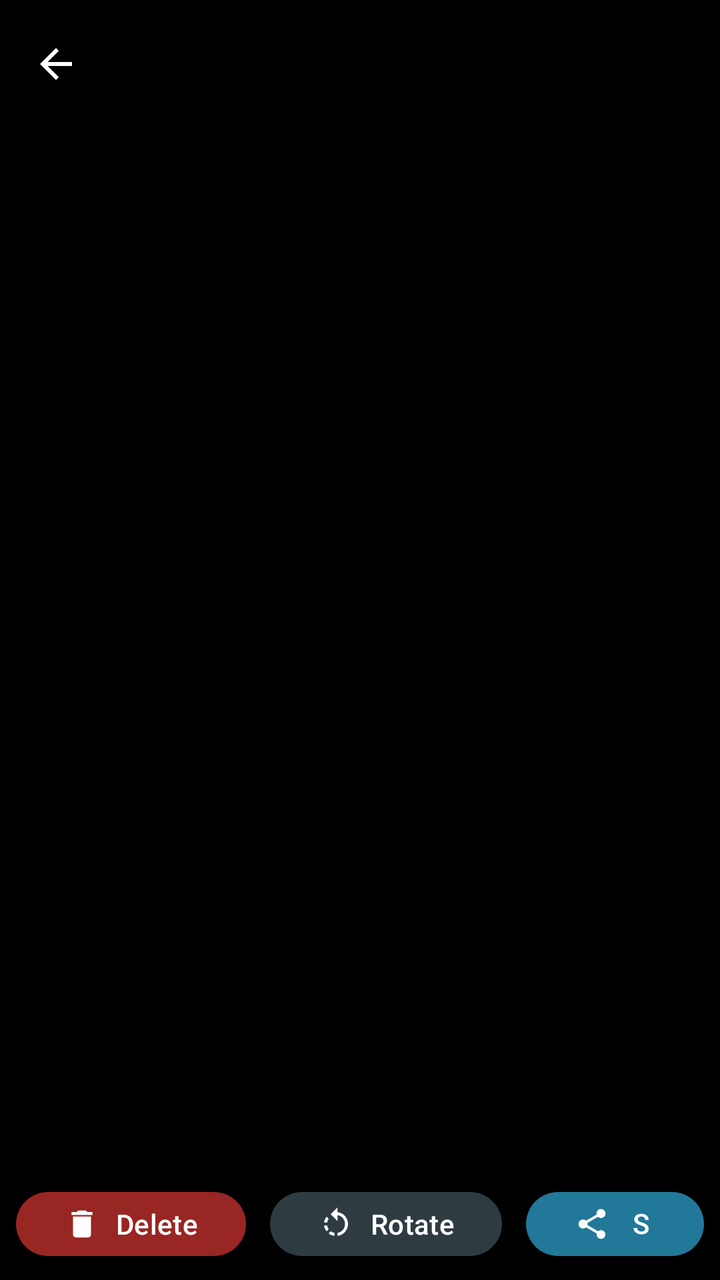
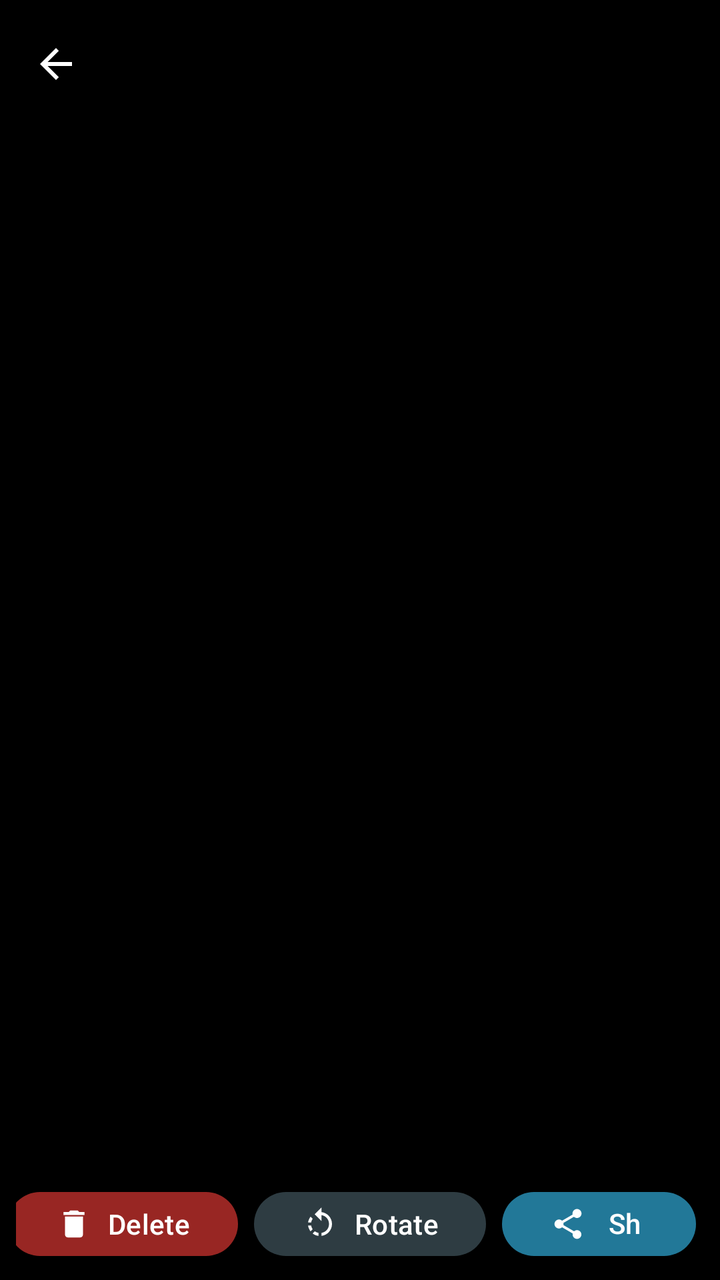

An Android layout rendered at two revisions. The XML below is the earlier revision; the diff shows what the commit changed to produce the second picture.
<!-- AndroidManifest.xml: application theme Theme.ImageCompressor -->
<!-- res/layout/activity_fullscreen.xml -->
<?xml version="1.0" encoding="utf-8"?>
<FrameLayout xmlns:android="http://schemas.android.com/apk/res/android"
    xmlns:app="http://schemas.android.com/apk/res-auto"
    android:layout_width="match_parent"
    android:layout_height="match_parent"
    android:background="#FF000000">

    <androidx.viewpager2.widget.ViewPager2
        android:id="@+id/viewPager"
        android:layout_width="match_parent"
        android:layout_height="match_parent" />

    <com.google.android.material.appbar.MaterialToolbar
        android:id="@+id/toolbar"
        android:layout_width="match_parent"
        android:layout_height="?attr/actionBarSize"
        android:layout_gravity="top"
        app:navigationIcon="@drawable/ic_arrow_back"
        app:navigationIconTint="@android:color/white"
        android:background="#66000000"
        app:titleTextColor="@android:color/white" />

    <LinearLayout
        android:id="@+id/bottomBar"
        android:layout_width="match_parent"
        android:layout_height="wrap_content"
        android:layout_gravity="bottom"
        android:orientation="horizontal"
        android:gravity="center"
        android:background="#66000000"
        android:padding="8dp">

        <com.google.android.material.button.MaterialButton
            android:id="@+id/btnDelete"
            android:layout_width="wrap_content"
            android:layout_height="40dp"
            android:text="@string/delete"
            android:textColor="@android:color/white"
            app:icon="@drawable/ic_delete"
            app:iconTint="@android:color/white"
            app:backgroundTint="#AAE53935"
            style="@style/Widget.Material3.Button" />

        <com.google.android.material.button.MaterialButton
            android:id="@+id/btnRotate"
            android:layout_width="wrap_content"
            android:layout_height="40dp"
            android:layout_marginStart="12dp"
            android:text="@string/rotate"
            android:textColor="@android:color/white"
            app:icon="@drawable/ic_rotate"
            app:iconTint="@android:color/white"
            app:backgroundTint="#AA455A64"
            style="@style/Widget.Material3.Button" />

        <com.google.android.material.button.MaterialButton
            android:id="@+id/btnShare"
            android:layout_width="wrap_content"
            android:layout_height="40dp"
            android:layout_marginStart="12dp"
            android:text="@string/share"
            android:textColor="@android:color/white"
            app:icon="@drawable/ic_share"
            app:iconTint="@android:color/white"
            app:backgroundTint="#AA33B5E5"
            style="@style/Widget.Material3.Button" />

    </LinearLayout>

</FrameLayout>
<!-- resources referenced by this layout -->
<resources>
  <!-- drawable ic_arrow_back (drawable) -->
  <vector xmlns:android="http://schemas.android.com/apk/res/android"
      android:width="24dp"
      android:height="24dp"
      android:viewportWidth="24"
      android:viewportHeight="24">
      <path
          android:fillColor="#FFFFFFFF"
          android:pathData="M20,11H7.83l5.59,-5.59L12,4l-8,8 8,8 1.41,-1.41L7.83,13H20v-2z" />
  </vector>
  <!-- drawable ic_delete (drawable) -->
  <vector xmlns:android="http://schemas.android.com/apk/res/android"
      android:width="24dp"
      android:height="24dp"
      android:viewportWidth="24"
      android:viewportHeight="24">
      <path
          android:fillColor="#FFFFFFFF"
          android:pathData="M6,19c0,1.1 0.9,2 2,2h8c1.1,0 2,-0.9 2,-2V7H6v12zM19,4h-3.5l-1,-1h-5l-1,1H5v2h14V4z" />
  </vector>
  <!-- drawable ic_rotate (drawable) -->
  <vector xmlns:android="http://schemas.android.com/apk/res/android"
      android:width="24dp"
      android:height="24dp"
      android:viewportWidth="24"
      android:viewportHeight="24">
      <path
          android:fillColor="#FFFFFFFF"
          android:pathData="M7.11,8.53L5.7,7.11C4.8,8.27 4.24,9.61 4.07,11h2.02c0.14,-0.87 0.49,-1.72 1.02,-2.47zM6.09,13H4.07c0.17,1.39 0.72,2.73 1.62,3.89l1.41,-1.42c-0.52,-0.75 -0.87,-1.59 -1.01,-2.47zM7.1,18.32c1.16 0.9 2.51 1.44 3.9,1.61V17.9c-0.87,-0.15 -1.71,-0.49 -2.46,-1.03L7.1,18.32zM13,4.07V1L8.45,5.55 13,10V6.09c2.84,0.45 5,2.81 5,5.91s-2.16,5.46 -5,5.91v2.02c3.95,-0.49 7,-3.85 7,-7.93s-3.05,-7.44 -7,-7.93z" />
  </vector>
  <!-- drawable ic_share (drawable) -->
  <vector xmlns:android="http://schemas.android.com/apk/res/android"
      android:width="24dp"
      android:height="24dp"
      android:viewportWidth="24"
      android:viewportHeight="24">
      <path
          android:fillColor="#FFFFFFFF"
          android:pathData="M18,16.08c-0.76,0 -1.44,0.3 -1.96,0.77L8.91,12.7c0.05,-0.23 0.09,-0.46 0.09,-0.7s-0.04,-0.47 -0.09,-0.7l7.05,-4.11c0.54,0.5 1.25,0.81 2.04,0.81c1.66,0 3,-1.34 3,-3s-1.34,-3 -3,-3s-3,1.34 -3,3c0,0.24 0.04,0.47 0.09,0.7L8.04,9.81C7.5,9.31 6.79,9 6,9c-1.66,0 -3,1.34 -3,3s1.34,3 3,3c0.79,0 1.5,-0.31 2.04,-0.81l7.12,4.16c-0.05,0.21 -0.08,0.43 -0.08,0.65c0,1.61 1.31,2.92 2.92,2.92c1.61,0 2.92,-1.31 2.92,-2.92S19.61,16.08 18,16.08z"/>
  </vector>
  <string name="delete">Delete</string>
  <string name="rotate">Rotate</string>
  <string name="share">Share</string>
  <style name="Theme.ImageCompressor" parent="Theme.Material3.DayNight.NoActionBar">
          <item name="colorPrimary">#FF6750A4</item>
          <item name="colorOnPrimary">#FFFFFFFF</item>
          <item name="colorPrimaryContainer">#FFEADDFF</item>
          <item name="colorOnPrimaryContainer">#FF21005D</item>
          <item name="colorSecondary">#FF625B71</item>
          <item name="colorOnSecondary">#FFFFFFFF</item>
          <item name="colorSecondaryContainer">#FFE8DEF8</item>
          <item name="colorOnSecondaryContainer">#FF1D192B</item>
          <item name="colorTertiary">#FF7D5260</item>
          <item name="colorError">#FFB3261E</item>
      </style>
</resources>

<!-- the commit's change to res/layout/activity_fullscreen.xml (unified diff, before → after) -->
@@ -9,6 +9,23 @@
         android:id="@+id/viewPager"
         android:layout_width="match_parent"
         android:layout_height="match_parent" />
+
+    <TextView
+        android:id="@+id/tvTagBadge"
+        android:layout_width="wrap_content"
+        android:layout_height="wrap_content"
+        android:layout_gravity="bottom|start"
+        android:layout_marginBottom="72dp"
+        android:layout_marginStart="12dp"
+        android:background="#AA000000"
+        android:textColor="@android:color/white"
+        android:textSize="12sp"
+        android:paddingHorizontal="10dp"
+        android:paddingVertical="5dp"
+        android:drawablePadding="6dp"
+        android:drawableStart="@drawable/ic_tag"
+        android:visibility="gone"
+        android:contentDescription="Tags" />
 
     <com.google.android.material.appbar.MaterialToolbar
         android:id="@+id/toolbar"
@@ -45,7 +62,7 @@
             android:id="@+id/btnRotate"
             android:layout_width="wrap_content"
             android:layout_height="40dp"
-            android:layout_marginStart="12dp"
+            android:layout_marginStart="8dp"
             android:text="@string/rotate"
             android:textColor="@android:color/white"
             app:icon="@drawable/ic_rotate"
@@ -57,7 +74,7 @@
             android:id="@+id/btnShare"
             android:layout_width="wrap_content"
             android:layout_height="40dp"
-            android:layout_marginStart="12dp"
+            android:layout_marginStart="8dp"
             android:text="@string/share"
             android:textColor="@android:color/white"
             app:icon="@drawable/ic_share"
@@ -65,6 +82,18 @@
             app:backgroundTint="#AA33B5E5"
             style="@style/Widget.Material3.Button" />
 
+        <com.google.android.material.button.MaterialButton
+            android:id="@+id/btnTag"
+            android:layout_width="wrap_content"
+            android:layout_height="40dp"
+            android:layout_marginStart="8dp"
+            android:text="@string/tag"
+            android:textColor="@android:color/white"
+            app:icon="@drawable/ic_tag"
+            app:iconTint="@android:color/white"
+            app:backgroundTint="#AAFFA000"
+            style="@style/Widget.Material3.Button" />
+
     </LinearLayout>
 
 </FrameLayout>
<!-- resource entries referenced after the edit -->
@@ -40,9 +40,20 @@
           android:fillColor="#FFFFFFFF"
           android:pathData="M18,16.08c-0.76,0 -1.44,0.3 -1.96,0.77L8.91,12.7c0.05,-0.23 0.09,-0.46 0.09,-0.7s-0.04,-0.47 -0.09,-0.7l7.05,-4.11c0.54,0.5 1.25,0.81 2.04,0.81c1.66,0 3,-1.34 3,-3s-1.34,-3 -3,-3s-3,1.34 -3,3c0,0.24 0.04,0.47 0.09,0.7L8.04,9.81C7.5,9.31 6.79,9 6,9c-1.66,0 -3,1.34 -3,3s1.34,3 3,3c0.79,0 1.5,-0.31 2.04,-0.81l7.12,4.16c-0.05,0.21 -0.08,0.43 -0.08,0.65c0,1.61 1.31,2.92 2.92,2.92c1.61,0 2.92,-1.31 2.92,-2.92S19.61,16.08 18,16.08z"/>
   </vector>
+  <!-- drawable ic_tag (drawable) -->
+  <vector xmlns:android="http://schemas.android.com/apk/res/android"
+      android:width="24dp"
+      android:height="24dp"
+      android:viewportWidth="24"
+      android:viewportHeight="24">
+      <path
+          android:fillColor="#FFFFFFFF"
+          android:pathData="M21.41,11.58l-9,-9C12.05,2.22 11.55,2 11,2H4c-1.1,0 -2,0.9 -2,2v7c0,0.55 0.22,1.05 0.59,1.42l9,9c0.36,0.36 0.86,0.58 1.41,0.58c0.55,0 1.05,-0.22 1.41,-0.59l7,-7c0.37,-0.36 0.59,-0.86 0.59,-1.41c0,-0.55 -0.23,-1.06 -0.59,-1.42zM5.5,7C4.67,7 4,6.33 4,5.5S4.67,4 5.5,4S7,4.67 7,5.5S6.33,7 5.5,7z"/>
+  </vector>
   <string name="delete">Delete</string>
   <string name="rotate">Rotate</string>
   <string name="share">Share</string>
+  <string name="tag">Tag</string>
   <style name="Theme.ImageCompressor" parent="Theme.Material3.DayNight.NoActionBar">
           <item name="colorPrimary">#FF6750A4</item>
           <item name="colorOnPrimary">#FFFFFFFF</item>
